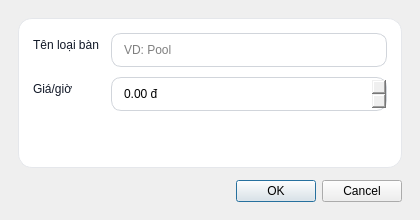
Old version of the form app/ui/dialog_table_type.ui in the repository thaieaut-engineer/Cong-nghe-phan-mem.
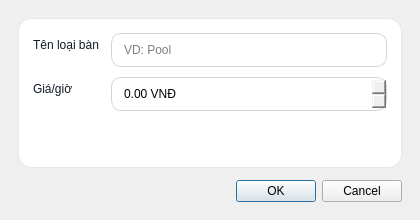
New version of the form.

Patch:
```diff
--- a/app/ui/dialog_table_type.ui
+++ b/app/ui/dialog_table_type.ui
@@ -78,7 +78,7 @@
          <double>10000000.000000000000000</double>
         </property>
         <property name="suffix">
-         <string> đ</string>
+         <string> VNĐ</string>
         </property>
        </widget>
       </item>
```
